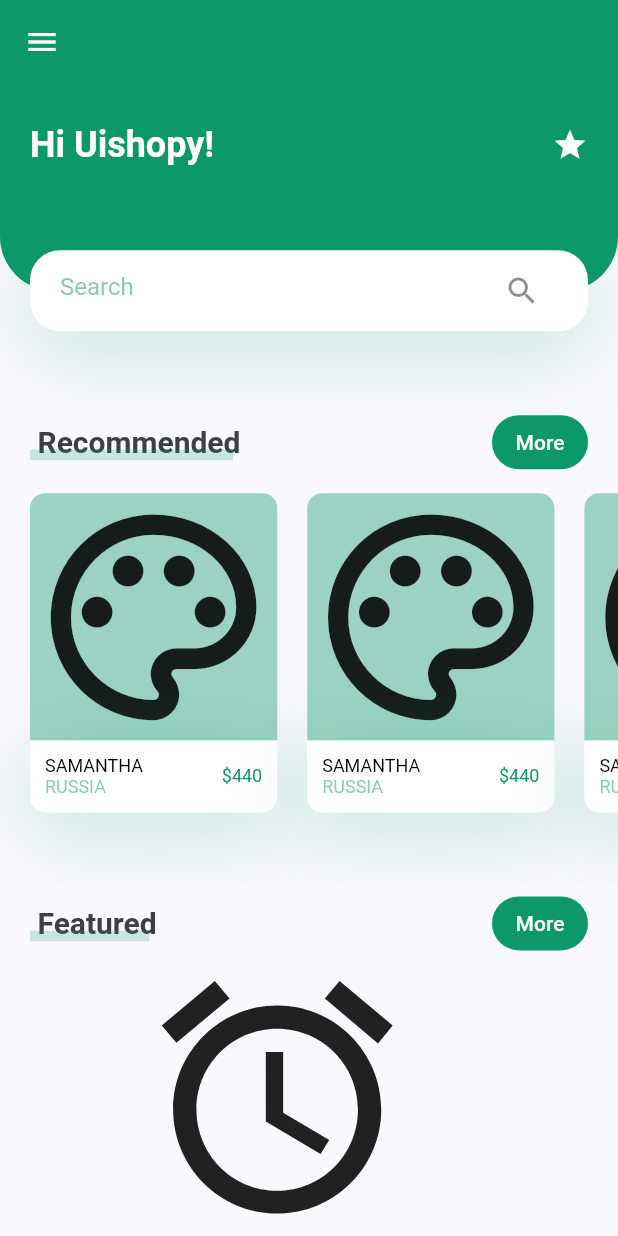
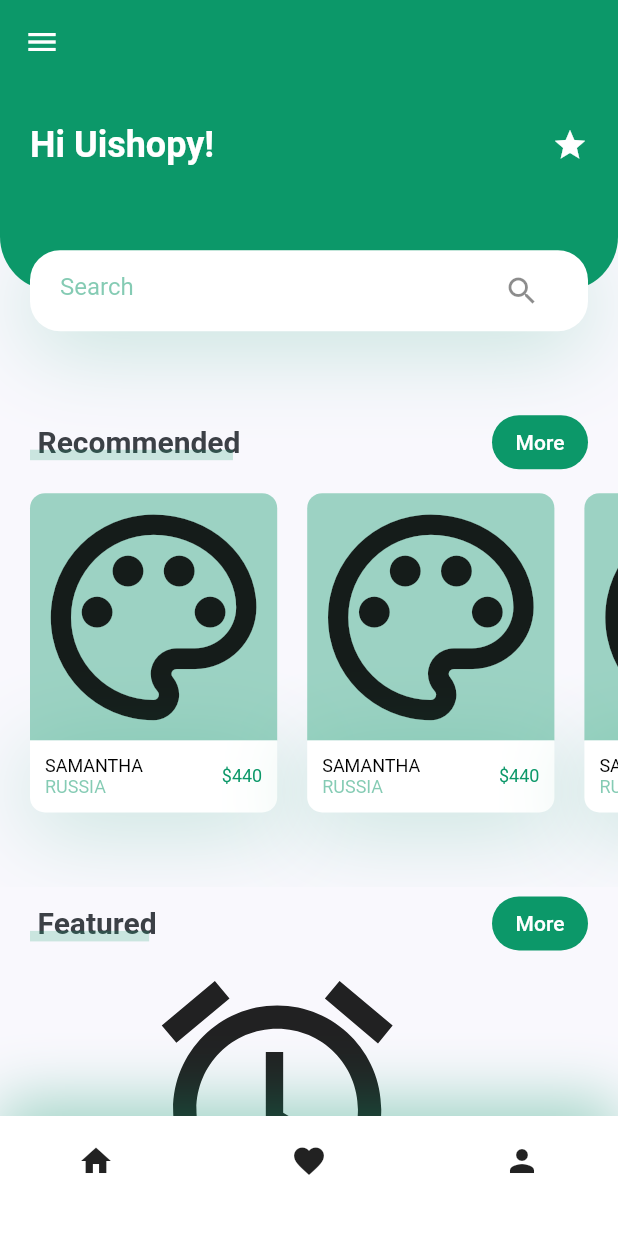
Before and after one commit to m-sugawara/PlantApp, a Flutter app: the screen it shows after launch, on a phone screen of 412 x 824 dp. Run offline on Flutter 3.47's test engine with Material 2 defaults, Android fonts, the phone set to English and light mode, and no system bars.

Commit message:
Add MyBottomNavBar

```diff
--- /dev/null
+++ b/lib/components/my_bottom_nav_bar.dart
@@ -0,0 +1,47 @@
+import 'package:flutter/material.dart';
+import 'package:plant_app/constants.dart';
+
+class MyBottomNavBar extends StatelessWidget {
+  const MyBottomNavBar({
+    super.key,
+  });
+
+  @override
+  Widget build(BuildContext context) {
+    return Container(
+      padding: const EdgeInsets.only(
+        left: defaultPadding * 2,
+        right: defaultPadding * 2,
+        bottom: defaultPadding,
+      ),
+      height: 80,
+      decoration: BoxDecoration(
+        color: Colors.white,
+        boxShadow: [
+          BoxShadow(
+            offset: const Offset(0, -10),
+            blurRadius: 35,
+            color: AppColors.primary.withOpacity(0.38),
+          ),
+        ],
+      ),
+      child: Row(
+        mainAxisAlignment: MainAxisAlignment.spaceBetween,
+        children: [
+          IconButton(
+            onPressed: () {},
+            icon: const Icon(Icons.home),
+          ),
+          IconButton(
+            onPressed: () {},
+            icon: const Icon(Icons.favorite),
+          ),
+          IconButton(
+            onPressed: () {},
+            icon: const Icon(Icons.person),
+          ),
+        ],
+      ),
+    );
+  }
+}
--- a/lib/screens/home/home_screen.dart
+++ b/lib/screens/home/home_screen.dart
@@ -1,4 +1,5 @@
 import 'package:flutter/material.dart';
+import 'package:plant_app/components/my_bottom_nav_bar.dart';
 import 'package:plant_app/screens/home/components/body.dart';
 
 class HomeScreen extends StatelessWidget {
@@ -9,6 +10,7 @@ class HomeScreen extends StatelessWidget {
     return Scaffold(
       appBar: _buildAppBar(),
       body: const Body(),
+      bottomNavigationBar: const MyBottomNavBar(),
     );
   }
 
```
